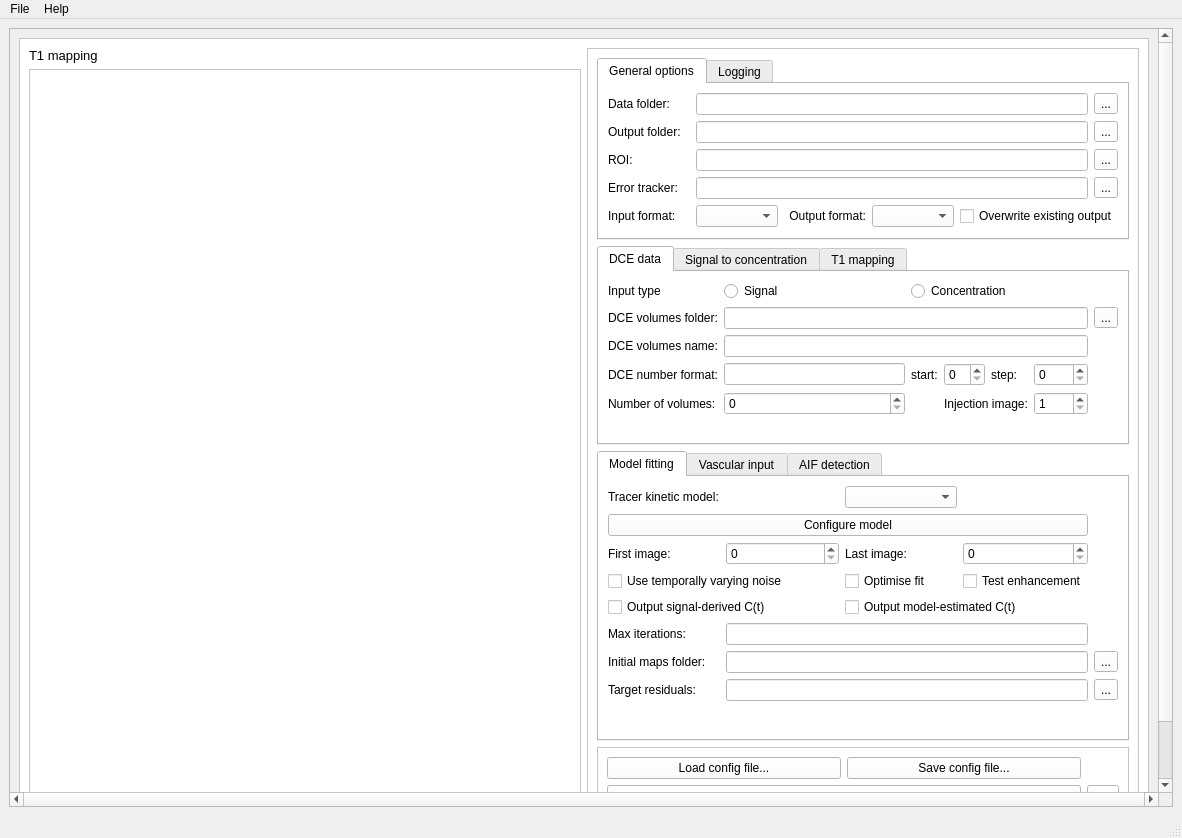
Old version of the form madym/qt_gui/madym_gui.ui in the repository michaelberks/madym_cxx.
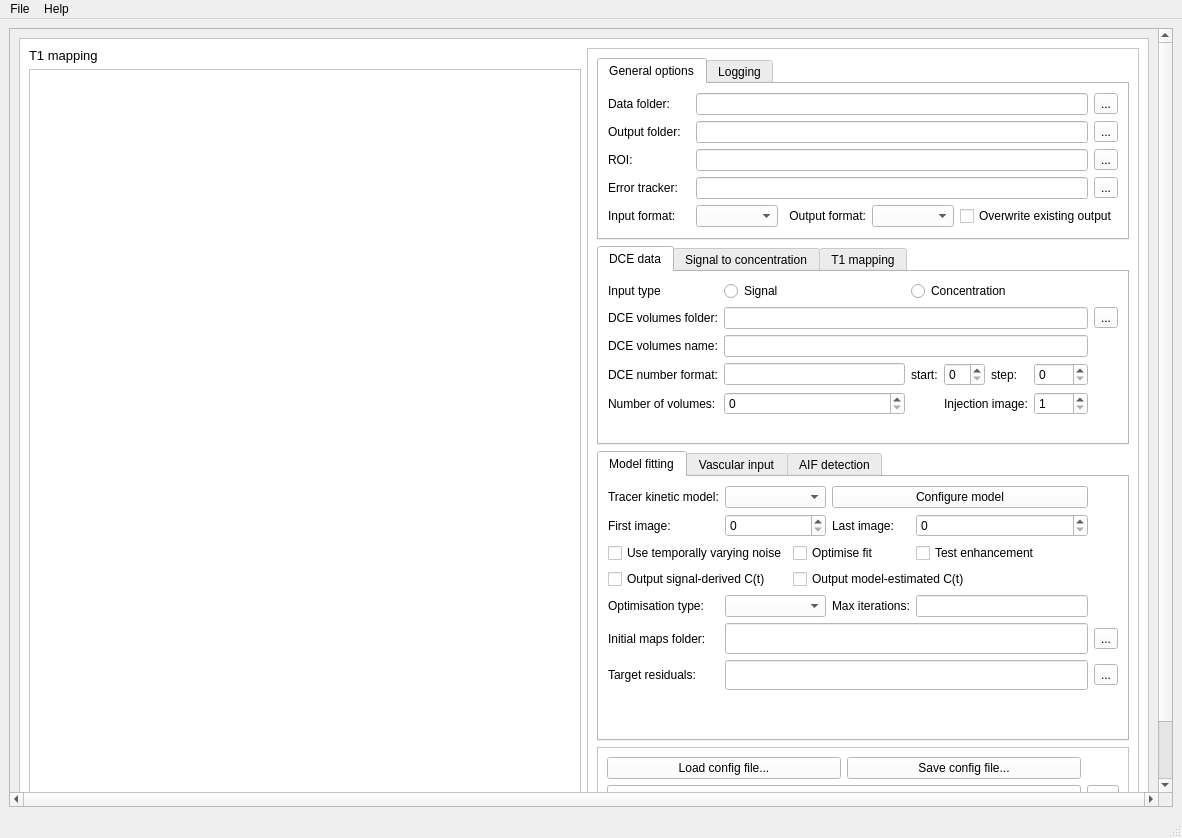
New version of the form. Icons and pictures are not drawn.

Commit message: feat: "Add options for choosing optimisation method, including linear least squares solver for ETM and 2CXM. Fixed test enhancement bug"

What changed in the file:
```diff
--- a/madym/qt_gui/madym_gui.ui
+++ b/madym/qt_gui/madym_gui.ui
@@ -1258,71 +1258,49 @@
                    <string>Model fitting</string>
                   </attribute>
                   <layout class="QGridLayout" name="gridLayout">
-                   <item row="2" column="0">
-                    <widget class="QLabel" name="label_20">
-                     <property name="text">
-                      <string>First image:</string>
-                     </property>
-                    </widget>
+                   <item row="10" column="1" colspan="2">
+                    <widget class="QComboBox" name="optTypeComboBox"/>
                    </item>
-                   <item row="6" column="3">
-                    <widget class="QCheckBox" name="testEnhancementCheckBox">
+                   <item row="6" column="2" colspan="2">
+                    <widget class="QCheckBox" name="optimiseFitCheckBox">
                      <property name="text">
-                      <string>Test enhancement</string>
+                      <string>Optimise fit</string>
                      </property>
                     </widget>
                    </item>
-                   <item row="2" column="2">
-                    <widget class="QLabel" name="label_21">
-                     <property name="text">
-                      <string>Last image:</string>
-                     </property>
-                    </widget>
-                   </item>
-                   <item row="2" column="3">
-                    <widget class="QSpinBox" name="lastImageSpinBox">
-                     <property name="maximum">
-                      <number>1000</number>
-                     </property>
-                    </widget>
-                   </item>
-                   <item row="1" column="0" colspan="4">
-                    <widget class="QPushButton" name="configureModelButton">
-                     <property name="text">
-                      <string>Configure model</string>
-                     </property>
-                    </widget>
-                   </item>
-                   <item row="7" column="0" colspan="2">
-                    <widget class="QCheckBox" name="outputCsCheckBox">
-                     <property name="text">
-                      <string>Output signal-derived C(t)</string>
-                     </property>
-                    </widget>
-                   </item>
-                   <item row="7" column="2" colspan="2">
-                    <widget class="QCheckBox" name="outputCmCheckBox">
-                     <property name="text">
-                      <string>Output model-estimated C(t)</string>
-                     </property>
-                    </widget>
-                   </item>
-                   <item row="10" column="0">
-                    <widget class="QLabel" name="label_16">
+                   <item row="10" column="3">
+                    <widget class="QLabel" name="label_45">
                      <property name="text">
                       <string>Max iterations:</string>
                      </property>
                     </widget>
                    </item>
-                   <item row="0" column="0" colspan="2">
-                    <widget class="QLabel" name="label_15">
+                   <item row="12" column="0">
+                    <widget class="QLabel" name="label_36">
                      <property name="text">
-                      <string>Tracer kinetic model:</string>
+                      <string>Target residuals:</string>
                      </property>
                     </widget>
                    </item>
-                   <item row="0" column="2">
-                    <widget class="QComboBox" name="modelSelectComboBox"/>
+                   <item row="11" column="0">
+                    <widget class="QLabel" name="label_26">
+                     <property name="text">
+                      <string>Initial maps folder:</string>
+                     </property>
+                    </widget>
+                   </item>
+                   <item row="11" column="5">
+                    <widget class="QToolButton" name="initMapsDirSelect">
+                     <property name="sizePolicy">
+                      <sizepolicy hsizetype="Fixed" vsizetype="Fixed">
+                       <horstretch>0</horstretch>
+                       <verstretch>0</verstretch>
+                      </sizepolicy>
+                     </property>
+                     <property name="text">
+                      <string>...</string>
+                     </property>
+                    </widget>
                    </item>
                    <item row="13" column="0">
                     <spacer name="verticalSpacer_6">
@@ -1337,7 +1315,7 @@
                      </property>
                     </spacer>
                    </item>
-                   <item row="12" column="1" colspan="3">
+                   <item row="12" column="1" colspan="4">
                     <widget class="QLineEdit" name="residualsLineEdit">
                      <property name="sizePolicy">
                       <sizepolicy hsizetype="Expanding" vsizetype="Expanding">
@@ -1347,14 +1325,35 @@
                      </property>
                     </widget>
                    </item>
-                   <item row="2" column="1">
-                    <widget class="QSpinBox" name="firstImageSpinBox">
-                     <property name="maximum">
-                      <number>1000</number>
+                   <item row="10" column="0">
+                    <widget class="QLabel" name="label_16">
+                     <property name="text">
+                      <string>Optimisation type:</string>
                      </property>
                     </widget>
                    </item>
-                   <item row="11" column="1" colspan="3">
+                   <item row="7" column="0" colspan="2">
+                    <widget class="QCheckBox" name="outputCsCheckBox">
+                     <property name="text">
+                      <string>Output signal-derived C(t)</string>
+                     </property>
+                    </widget>
+                   </item>
+                   <item row="6" column="4">
+                    <widget class="QCheckBox" name="testEnhancementCheckBox">
+                     <property name="text">
+                      <string>Test enhancement</string>
+                     </property>
+                    </widget>
+                   </item>
+                   <item row="6" column="0" colspan="2">
+                    <widget class="QCheckBox" name="temporalNoiseCheckBox">
+                     <property name="text">
+                      <string>Use temporally varying noise</string>
+                     </property>
+                    </widget>
+                   </item>
+                   <item row="11" column="1" colspan="4">
                     <widget class="QLineEdit" name="initMapsLineEdit">
                      <property name="sizePolicy">
                       <sizepolicy hsizetype="Expanding" vsizetype="Expanding">
@@ -1364,7 +1363,21 @@
                      </property>
                     </widget>
                    </item>
-                   <item row="12" column="4">
+                   <item row="2" column="0">
+                    <widget class="QLabel" name="label_20">
+                     <property name="text">
+                      <string>First image:</string>
+                     </property>
+                    </widget>
+                   </item>
+                   <item row="7" column="2" colspan="3">
+                    <widget class="QCheckBox" name="outputCmCheckBox">
+                     <property name="text">
+                      <string>Output model-estimated C(t)</string>
+                     </property>
+                    </widget>
+                   </item>
+                   <item row="12" column="5">
                     <widget class="QToolButton" name="residualsSelect">
                      <property name="sizePolicy">
                       <sizepolicy hsizetype="Ignored" vsizetype="Fixed">
@@ -1377,47 +1390,44 @@
                      </property>
                     </widget>
                    </item>
-                   <item row="11" column="0">
-                    <widget class="QLabel" name="label_26">
-                     <property name="text">
-                      <string>Initial maps folder:</string>
-                     </property>
-                    </widget>
-                   </item>
-                   <item row="12" column="0">
-                    <widget class="QLabel" name="label_36">
-                     <property name="text">
-                      <string>Target residuals:</string>
-                     </property>
-                    </widget>
-                   </item>
-                   <item row="11" column="4">
-                    <widget class="QToolButton" name="initMapsDirSelect">
-                     <property name="sizePolicy">
-                      <sizepolicy hsizetype="Fixed" vsizetype="Fixed">
-                       <horstretch>0</horstretch>
-                       <verstretch>0</verstretch>
-                      </sizepolicy>
-                     </property>
-                     <property name="text">
-                      <string>...</string>
-                     </property>
-                    </widget>
-                   </item>
-                   <item row="10" column="1" colspan="3">
+                   <item row="10" column="4">
                     <widget class="QLineEdit" name="maxIterationsLineEdit"/>
                    </item>
-                   <item row="6" column="2">
-                    <widget class="QCheckBox" name="optimiseFitCheckBox">
+                   <item row="0" column="0">
+                    <widget class="QLabel" name="label_15">
                      <property name="text">
-                      <string>Optimise fit</string>
+                      <string>Tracer kinetic model:</string>
                      </property>
                     </widget>
                    </item>
-                   <item row="6" column="0" colspan="2">
-                    <widget class="QCheckBox" name="temporalNoiseCheckBox">
+                   <item row="0" column="1" colspan="2">
+                    <widget class="QComboBox" name="modelSelectComboBox"/>
+                   </item>
+                   <item row="0" column="3" colspan="2">
+                    <widget class="QPushButton" name="configureModelButton">
                      <property name="text">
-                      <string>Use temporally varying noise</string>
+                      <string>Configure model</string>
+                     </property>
+                    </widget>
+                   </item>
+                   <item row="2" column="4">
+                    <widget class="QSpinBox" name="lastImageSpinBox">
+                     <property name="maximum">
+                      <number>1000</number>
+                     </property>
+                    </widget>
+                   </item>
+                   <item row="2" column="3">
+                    <widget class="QLabel" name="label_21">
+                     <property name="text">
+                      <string>Last image:</string>
+                     </property>
+                    </widget>
+                   </item>
+                   <item row="2" column="1" colspan="2">
+                    <widget class="QSpinBox" name="firstImageSpinBox">
+                     <property name="maximum">
+                      <number>1000</number>
                      </property>
                     </widget>
                    </item>
```
The commit also changes 64 other files.
